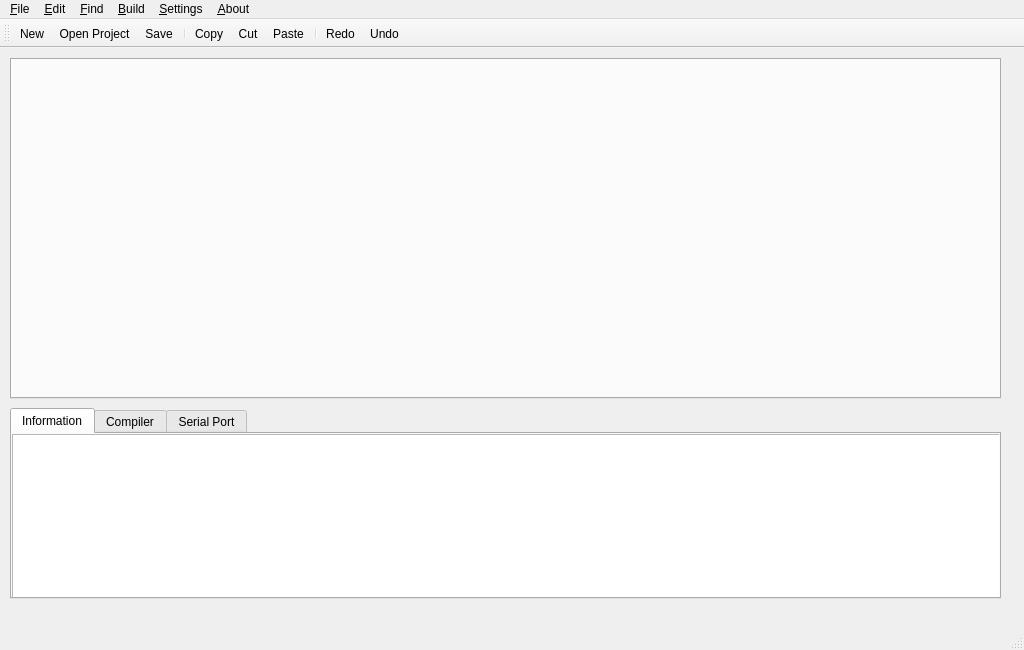
Old version of the form src/gui/mainwindow.ui in the repository MarcSky/MellowAVR.
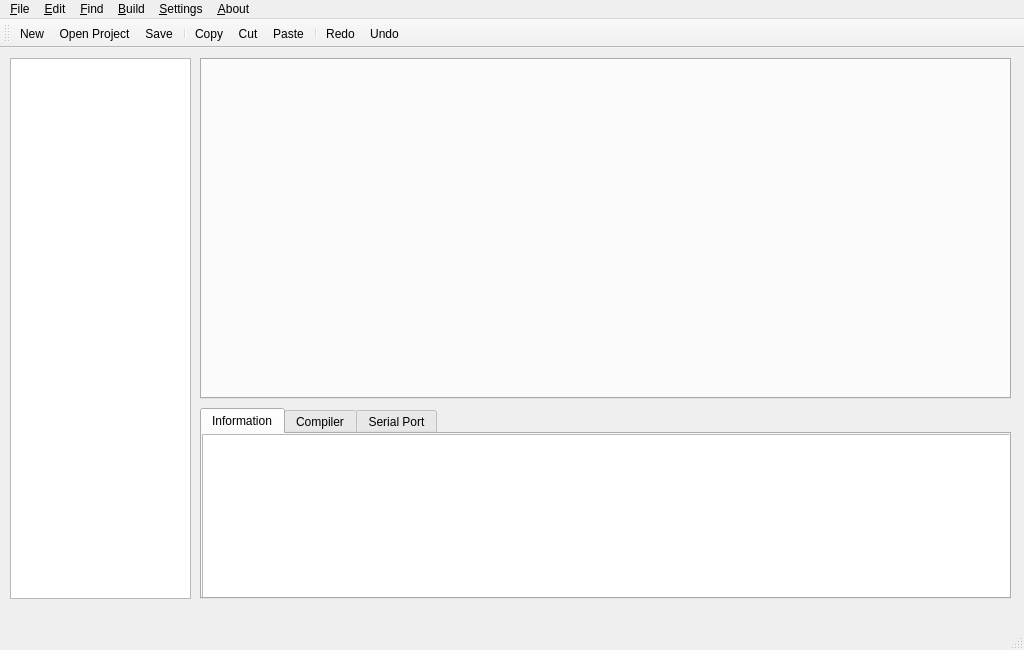
New version of the form. Icons and pictures are not drawn.

```diff
--- a/src/gui/mainwindow.ui
+++ b/src/gui/mainwindow.ui
@@ -17,9 +17,9 @@
    <widget class="QTabWidget" name="tabWidget">
     <property name="geometry">
      <rect>
-      <x>10</x>
+      <x>200</x>
       <y>10</y>
-      <width>991</width>
+      <width>811</width>
       <height>341</height>
      </rect>
     </property>
@@ -30,9 +30,9 @@
    <widget class="QTabWidget" name="tabInfo">
     <property name="geometry">
      <rect>
-      <x>10</x>
+      <x>200</x>
       <y>360</y>
-      <width>991</width>
+      <width>811</width>
       <height>191</height>
      </rect>
     </property>
@@ -108,6 +108,16 @@
      </widget>
     </widget>
    </widget>
+   <widget class="QTreeView" name="treeView">
+    <property name="geometry">
+     <rect>
+      <x>10</x>
+      <y>10</y>
+      <width>181</width>
+      <height>541</height>
+     </rect>
+    </property>
+   </widget>
   </widget>
   <widget class="QMenuBar" name="menubar">
    <property name="geometry">
```
Left out of the diff: 18 changed lines with no effect on the pictures.
